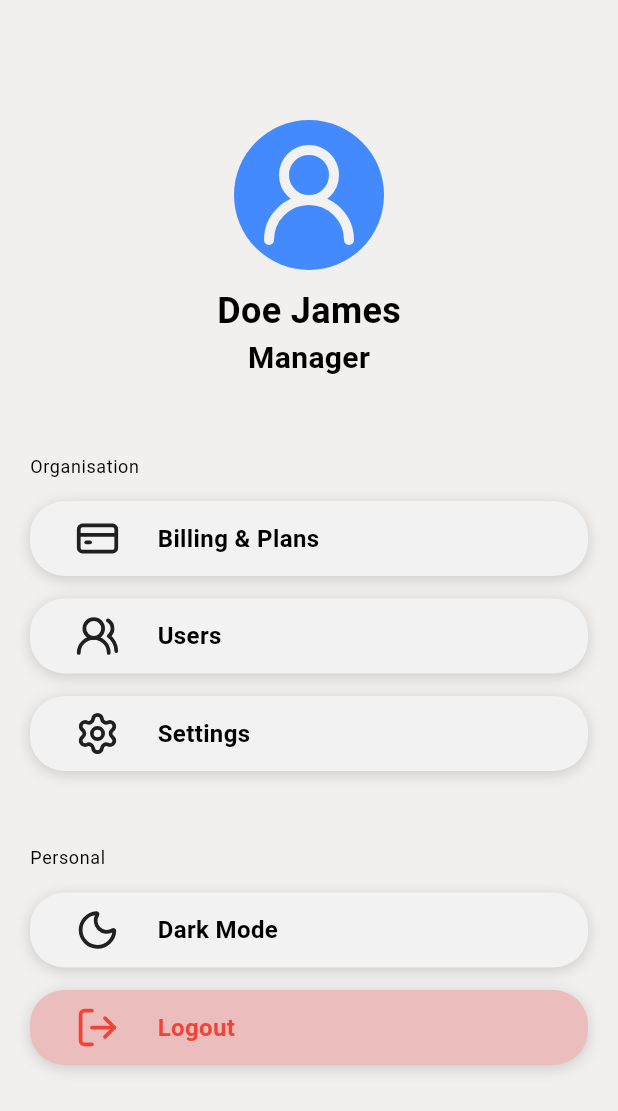
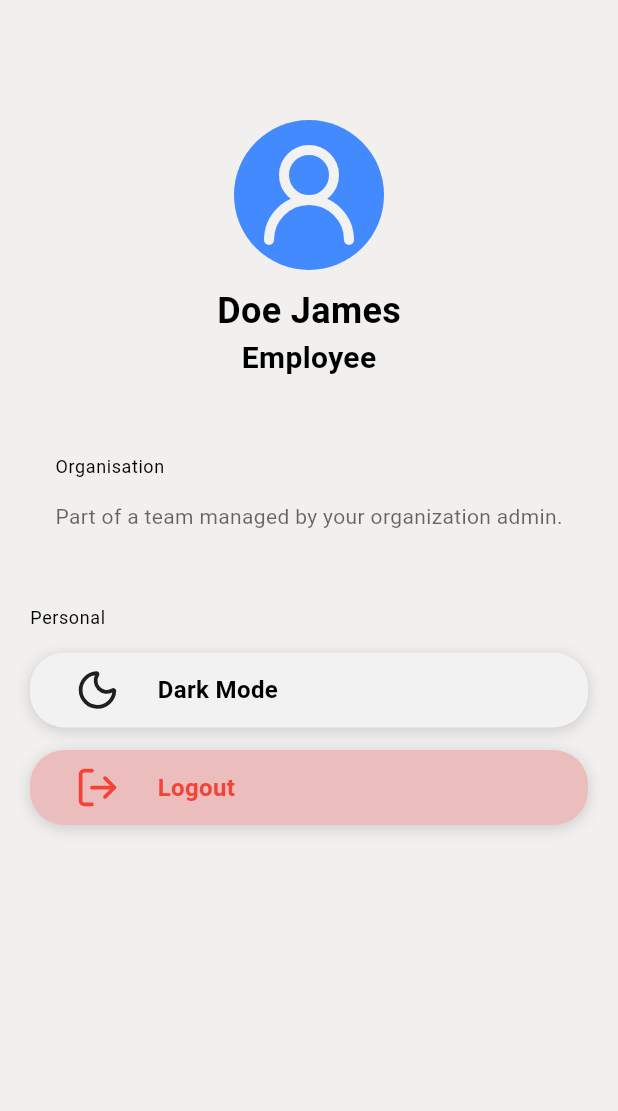
Before and after one commit to bfBogdan/FidraOps, a Flutter app: the ProfilePage screen opened directly, after a tap on "Logout", on a phone screen of 412 x 824 dp. Shown: the top 1111 px of the screen. Run offline on Flutter 3.47's test engine with Material 3 defaults, Android fonts, the phone set to English and light mode, and no system bars; our stand-ins replace dio, lucide_icons_flutter, shared_preferences; accounts and stored records are empty; network calls fail; Roboto replaces fonts that are missing (SF Pro).

Commit message:
Divide access between users and admins

```diff
--- a/fidraops_app/lib/data/repositories/work.dart
+++ b/fidraops_app/lib/data/repositories/work.dart
@@ -8,7 +8,7 @@ class WorkRepository {
     AppState appState,
   ) async {
     final response = await httpService.dbGet(
-      '/${appState.currentUser?.id}/getActiveSOPs',
+      '/${appState.currentUser?.id}/${appState.isAdmin == true ? 'getActiveSOPs' : 'getAllActiveAssignedSOPs'}',
     );
     return (response.data as List)
         .map((workJson) => Work.fromJson(workJson))
--- a/fidraops_app/lib/main.dart
+++ b/fidraops_app/lib/main.dart
@@ -3,8 +3,6 @@ import 'package:fidraops_app/providers/bottom_navbar_provider.dart';
 import 'package:fidraops_app/providers/app_state.dart';
 import 'package:fidraops_app/data/repositories/http_service.dart';
 import 'package:fidraops_app/providers/theme_provider.dart';
-import 'package:fidraops_app/view/pages/login_page.dart';
-import 'package:fidraops_app/view/pages/main_shell.dart';
 import 'package:fidraops_app/view/styles/themes.dart';
 import 'package:fidraops_app/view/widgets/auth_wrapper.dart';
 import 'package:flutter/material.dart';
@@ -16,13 +14,13 @@ void main() {
   AppState appState = AppState();
   appState.setAuthenticated(
     User(
-      id: 1,
+      id: 2,
       name: 'admin',
       password: 'adminpass',
       email: 'admin@example.com',
       createdAt: DateTime.now(),
       organizationId: 1,
-      isAdmin: true,
+      isAdmin: false,
     ),
   );
   HttpService httpService = HttpService(appState);
--- a/fidraops_app/lib/providers/inventory.dart
+++ b/fidraops_app/lib/providers/inventory.dart
@@ -27,6 +27,11 @@ class InventoryProvider with ChangeNotifier {
     HttpService httpService,
     AppState appState,
   ) async {
+    if (appState.isAdmin != true) {
+      notifyListeners();
+      return;
+    }
+
     _isLoading = true;
     _error = null;
     notifyListeners();
--- a/fidraops_app/lib/providers/project.dart
+++ b/fidraops_app/lib/providers/project.dart
@@ -24,6 +24,11 @@ class ProjectProvider with ChangeNotifier {
   }
 
   Future<void> fetchProjects(HttpService httpService, AppState appState) async {
+    if (appState.isAdmin != true) {
+      notifyListeners();
+      return;
+    }
+
     _isLoading = true;
     _error = null;
     notifyListeners();
--- a/fidraops_app/lib/view/pages/inventory_page.dart
+++ b/fidraops_app/lib/view/pages/inventory_page.dart
@@ -1,4 +1,3 @@
-import 'package:fidraops_app/data/models/inventory_item.dart';
 import 'package:fidraops_app/data/repositories/http_service.dart';
 import 'package:fidraops_app/providers/app_state.dart';
 import 'package:fidraops_app/providers/inventory.dart';
--- a/fidraops_app/lib/view/pages/profile_page.dart
+++ b/fidraops_app/lib/view/pages/profile_page.dart
@@ -1,3 +1,4 @@
+import 'package:fidraops_app/providers/app_state.dart';
 import 'package:fidraops_app/providers/theme_provider.dart';
 import 'package:fidraops_app/view/widgets/profile_button.dart';
 import 'package:flutter/material.dart';
@@ -41,7 +42,7 @@ class ProfilePage extends StatelessWidget {
                     ),
                   ),
                   Text(
-                    position ?? 'Manager',
+                    position ?? (context.read<AppState>().isAdmin == true ? 'Manager' : 'Employee'),
                     style: TextStyle(
                       fontWeight: FontWeight.w600,
                       fontSize: 20
@@ -57,21 +58,28 @@ class ProfilePage extends StatelessWidget {
                     'Organisation',
                     style: Theme.of(context).textTheme.bodySmall
                   ),
-                  ProfileButton(
+                  if (context.read<AppState>().isAdmin == true) ProfileButton(
                     icon: LucideIcons.creditCard,
                     name: 'Billing & Plans',
                     onTap:() {},
                   ),
-                  ProfileButton(
+                  if (context.read<AppState>().isAdmin == true) ProfileButton(
                     icon: LucideIcons.usersRound,
                     name: 'Users',
                     onTap:() {},
                   ),
-                  ProfileButton(
+                  if (context.read<AppState>().isAdmin == true) ProfileButton(
                     icon: LucideIcons.settings,
                     name: 'Settings',
                     onTap:() {},
                   ),
+                  if (context.read<AppState>().isAdmin == false) Text(
+                    'Part of a team managed by your organization admin.',
+                    style: TextStyle(
+                      fontSize: 14,
+                      color: Theme.of(context).colorScheme.onSurface.withAlpha(150),
+                    ),
+                  )
                 ],
               ),
               Column(
@@ -91,7 +99,7 @@ class ProfilePage extends StatelessWidget {
                     icon: LucideIcons.logOut,
                     name: 'Logout',
                     color: Colors.red,
-                    onTap:() {},
+                    onTap:() => context.read<AppState>().setUnauthenticated(),
                   ),
                 ],
               ),
--- a/fidraops_app/lib/view/widgets/bottom_navbar.dart
+++ b/fidraops_app/lib/view/widgets/bottom_navbar.dart
@@ -1,7 +1,9 @@
 import 'dart:math';
 
+import 'package:fidraops_app/providers/app_state.dart';
 import 'package:flutter/material.dart';
 import 'package:lucide_icons_flutter/lucide_icons.dart';
+import 'package:provider/provider.dart';
 
 class BottomNavBar extends StatefulWidget {
   final int currentIndex;
@@ -125,7 +127,7 @@ class _BottomNavBarState extends State<BottomNavBar>
                   ),
 
                   // CENTER + BUTTON
-                  GestureDetector(
+                  if (context.read<AppState>().isAdmin == true) GestureDetector(
                     behavior: HitTestBehavior.translucent,
                     onTap: _toggleMenu,
                     child: AnimatedContainer(
@@ -147,6 +149,12 @@ class _BottomNavBarState extends State<BottomNavBar>
                         ),
                       ),
                     ),
+                  ),
+
+                  if (context.read<AppState>().isAdmin == false) _NavItem(
+                    icon: LucideIcons.clipboardList,
+                    active: widget.currentIndex == 2,
+                    onTap: () => widget.onTap(2),
                   ),
 
                   _NavItem(
```
